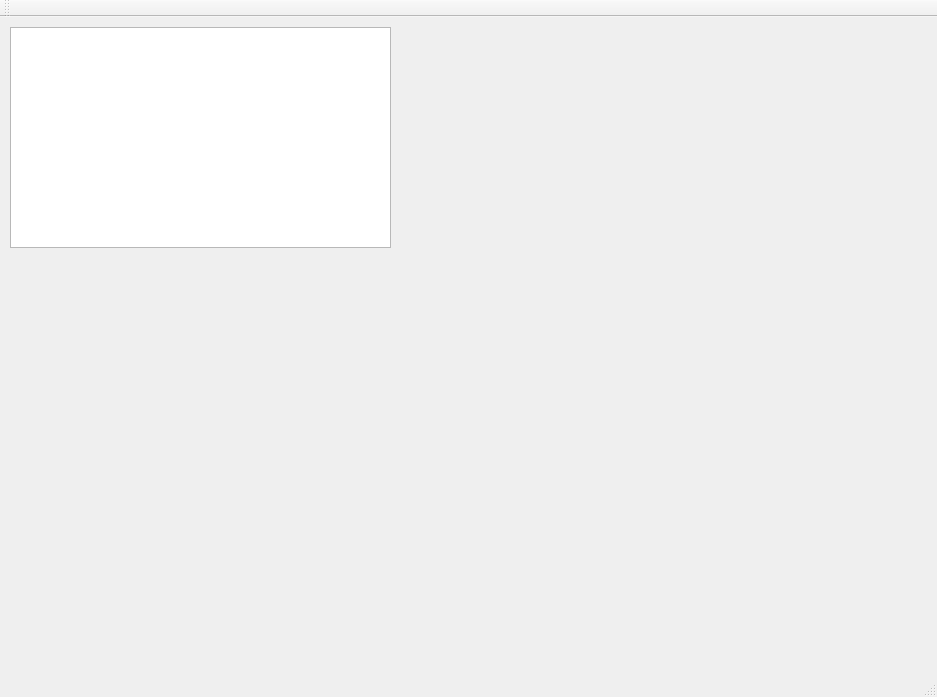
Before: the Qt Designer form mainwindow.ui in ray33ee/ComplexCL, drawn with Qt 5.
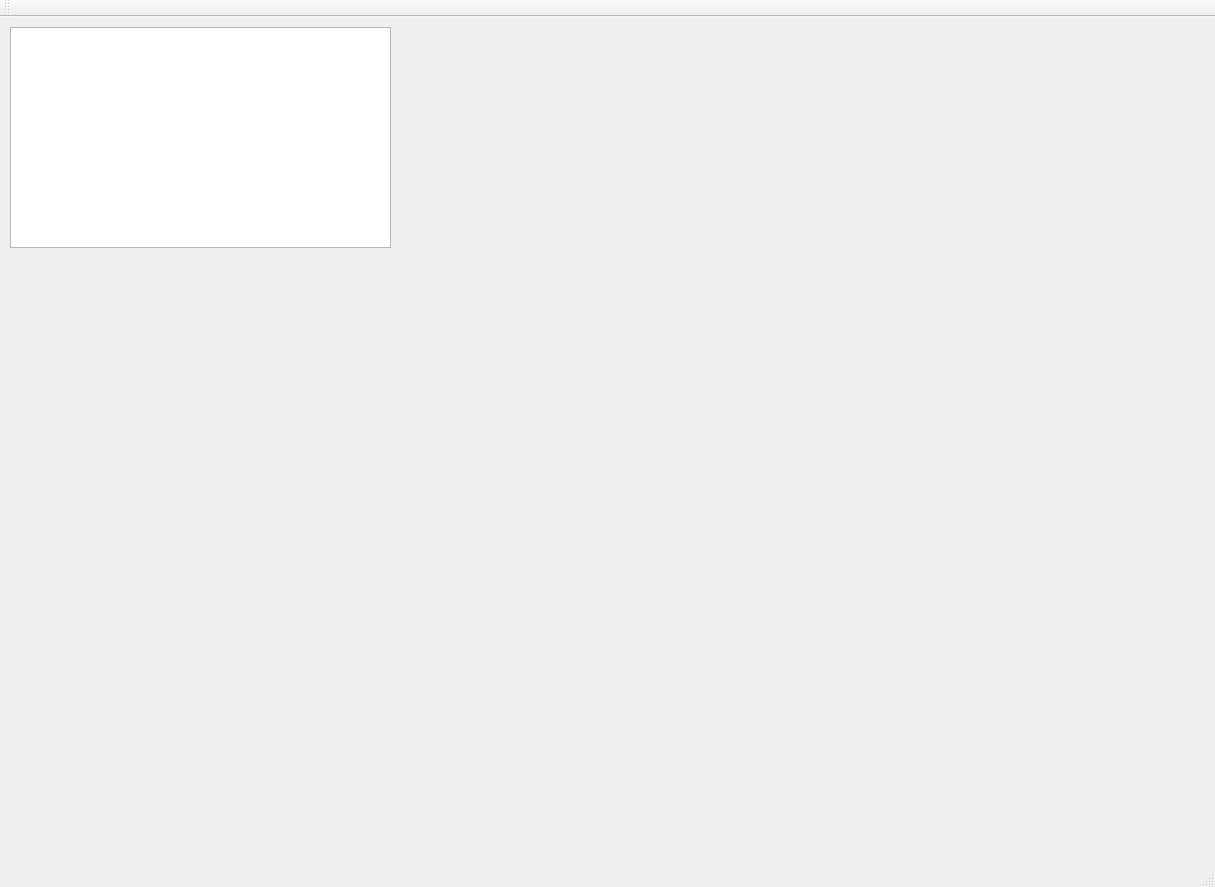
After: the same form once the commit is applied. Custom widgets are drawn as their Qt base class.

The edit to the form file:
```diff
--- a/mainwindow.ui
+++ b/mainwindow.ui
@@ -6,8 +6,8 @@
    <rect>
     <x>0</x>
     <y>0</y>
-    <width>937</width>
-    <height>697</height>
+    <width>1215</width>
+    <height>887</height>
    </rect>
   </property>
   <property name="minimumSize">
```
Left out of the diff: 4 changed lines with no effect on the pictures.
